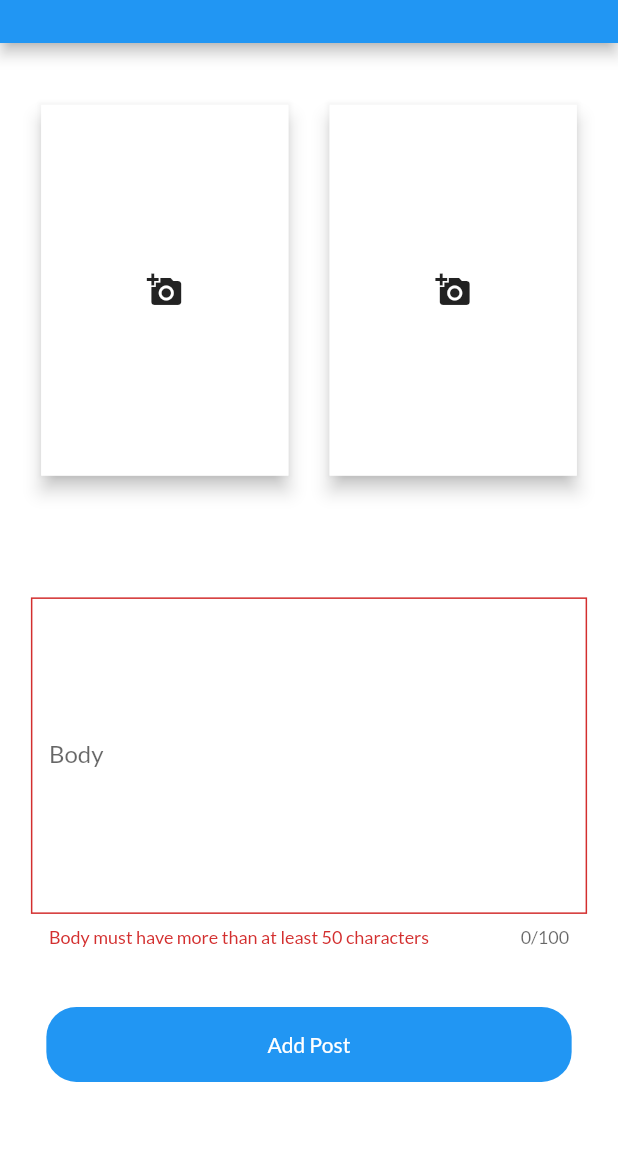
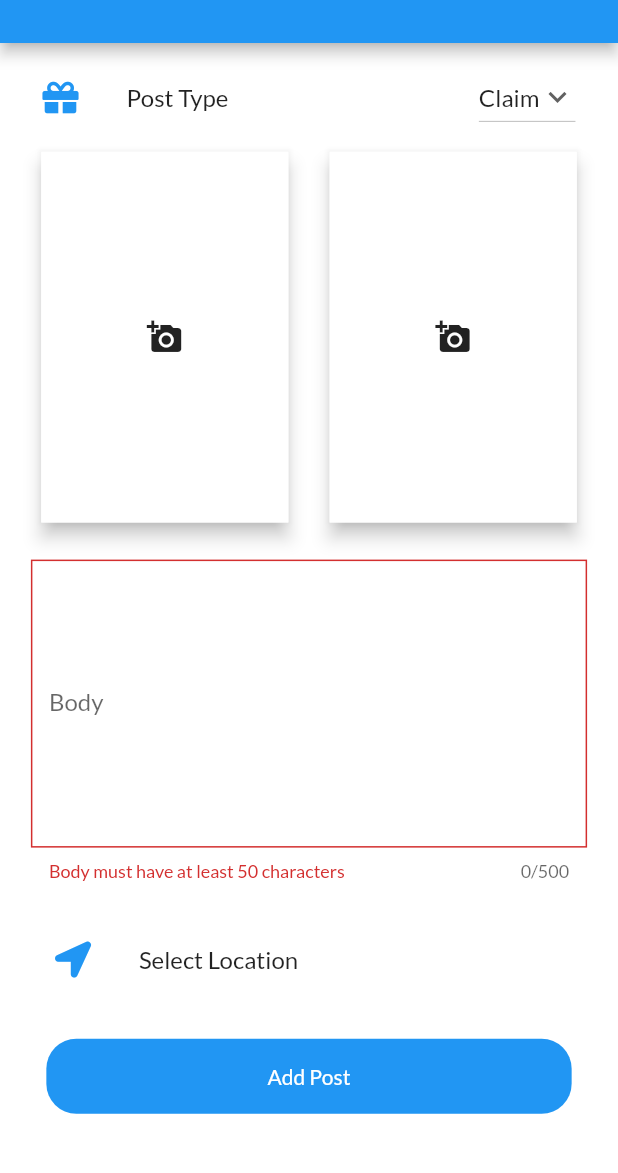
Before and after one commit to CODASL/Bright-Future, a Flutter app: the AddPost screen opened directly, after a tap on "Add Post", on a phone screen of 412 x 824 dp, the part 56-1229 px from its top. Run offline on Flutter 3.47's test engine with Material 2 defaults, Android fonts, the phone set to English and light mode, and no system bars; our stand-ins replace animated_splash_screen, badges, cached_network_image, cloud_firestore, connectivity_plus, firebase_auth and 6 more; missing offline and left inert: cross_file_image, flutter_share; accounts and stored records are empty.

Commit message:
some changes in add post

```diff
--- a/lib/Models/post.dart
+++ b/lib/Models/post.dart
@@ -32,7 +32,7 @@ class Post {
       postedDate: map['posted_date'],
       postBody: map['body'] ?? '',
       images: List<String>.from(map['images']),
-      postType: map['post_type'],
+      postType: map['postType'],
     );
   }
 
--- a/lib/Screens/add_post.dart
+++ b/lib/Screens/add_post.dart
@@ -1,5 +1,11 @@
+import 'package:brightfuture/Providers/my_post_controller.dart';
+import 'package:brightfuture/Widgets/CustomText/custom_text.dart';
+import 'package:brightfuture/constant/colors.dart';
 import 'package:flutter/material.dart';
+import 'package:font_awesome_flutter/font_awesome_flutter.dart';
+import 'package:provider/provider.dart';
 
+import '../Models/screen_size.dart';
 import '../Widgets/Add Post/add_img.dart';
 import '../Widgets/Add Post/get_post_includes.dart';
 import '../Widgets/Add Post/post_btn_bar.dart';
@@ -23,8 +29,10 @@ class _AddPostState extends State<AddPost> {
           key: _formKey,
           child: Column(
             children: [
+              const PostTypeSelection(),
               const AddImages(),
               const GetPostIncludes(),
+              const AddLocation(),
               PostButtonBar(formKey: _formKey),
             ],
           ),
@@ -33,3 +41,63 @@ class _AddPostState extends State<AddPost> {
     );
   }
 }
+
+class PostTypeSelection extends StatelessWidget {
+  const PostTypeSelection({Key? key}) : super(key: key);
+
+  @override
+  Widget build(BuildContext context) {
+    return Consumer<MyPostController>(
+      builder: (context, ctrl, child) {
+        return Padding(
+          padding: EdgeInsets.symmetric(
+              horizontal: ScreenSize.width * 0.03,
+              vertical: ScreenSize.height * 0.01),
+          child: ListTile(
+            title: const CustomText(title: "Post Type"),
+            leading: Icon(
+              FontAwesomeIcons.gift,
+              color: primaryColor,
+            ),
+            trailing: DropdownButton(
+              value: ctrl.dropdownvalue,
+              icon: const Icon(Icons.keyboard_arrow_down),
+              items: ctrl.items.map((String items) {
+                return DropdownMenuItem(
+                  value: items,
+                  child: Text(items),
+                );
+              }).toList(),
+              onChanged: (String? newValue) {
+                ctrl.setPostType(newValue);
+              },
+            ),
+          ),
+        );
+      },
+    );
+  }
+}
+
+class AddLocation extends StatelessWidget {
+  const AddLocation({Key? key}) : super(key: key);
+
+  @override
+  Widget build(BuildContext context) {
+    return Padding(
+      padding: EdgeInsets.only(
+        bottom: ScreenSize.height * 0.03,
+        left: ScreenSize.width * 0.05,
+        right: ScreenSize.width * 0.05,
+      ),
+      child: ListTile(
+        onTap: () {},
+        leading: Icon(
+          FontAwesomeIcons.locationArrow,
+          color: primaryColor,
+        ),
+        title: const CustomText(title: "Select Location"),
+      ),
+    );
+  }
+}
--- a/lib/Widgets/Add Post/add_img.dart
+++ b/lib/Widgets/Add Post/add_img.dart
@@ -13,7 +13,7 @@ class AddImages extends StatelessWidget {
     return Consumer<AddPostController>(
       builder: (context, ctrl, child) {
         return SizedBox(
-          height: ScreenSize.height * 0.4,
+          height: ScreenSize.height * 0.3,
           width: ScreenSize.width,
           child: Row(
             mainAxisAlignment: MainAxisAlignment.spaceEvenly,
--- a/lib/Widgets/Add Post/get_post_includes.dart
+++ b/lib/Widgets/Add Post/get_post_includes.dart
@@ -13,16 +13,14 @@ class GetPostIncludes extends StatelessWidget {
     return Consumer<AddPostController>(
       builder: (context, ctrl, child) {
         return Padding(
-          padding: EdgeInsets.only(
-            top: 40,
-            bottom: 40,
-            left: ScreenSize.width * 0.05,
-            right: ScreenSize.width * 0.05,
+          padding: EdgeInsets.symmetric(
+            vertical: ScreenSize.height * 0.03,
+            horizontal: ScreenSize.width * 0.05,
           ),
           child: CustomTextField(
             validator: (val) {
               if (val == null || val.length < 50) {
-                return "Body must have more than at least 50 characters ";
+                return "Body must have at least 50 characters ";
               }
               return null;
             },
@@ -31,8 +29,8 @@ class GetPostIncludes extends StatelessWidget {
             },
             label: "Body",
             isPassword: false,
-            maxLines: 9,
-            maxLength: 100,
+            maxLines: 8,
+            maxLength: 500,
           ),
         );
       },
--- a/lib/Widgets/Add Post/post_btn_bar.dart
+++ b/lib/Widgets/Add Post/post_btn_bar.dart
@@ -1,3 +1,4 @@
+import 'package:brightfuture/Providers/my_post_controller.dart';
 import 'package:flutter/material.dart';
 import 'package:provider/provider.dart';
 import '../../Models/screen_size.dart';
@@ -18,6 +19,8 @@ class PostButtonBar extends StatelessWidget {
             CustomButton(
                 onPressed: () async {
                   if (formKey.currentState!.validate()) {
+
+                    ctrl.setPostType(Provider.of<MyPostController>(context,listen: true).dropdownvalue);
                     await ctrl.createPost(context);
                   }
                 },
--- a/lib/constant/colors.dart
+++ b/lib/constant/colors.dart
@@ -1,4 +1,6 @@
 import 'package:flutter/cupertino.dart';
+import 'package:flutter/material.dart';
 
 Color kBlack = const Color(0xff000000);
 Color kWhite = const Color(0xffffffff);
+Color primaryColor = const Color(0xff2196F3);
```
Also changed, not shown: lib/Providers/add_post_controller.dart (+8 -5 lines), lib/Services/Database/post_handeling.dart (+3 -7 lines), lib/Widgets/Post Widget/post_widget.dart (+39 -9 lines).
